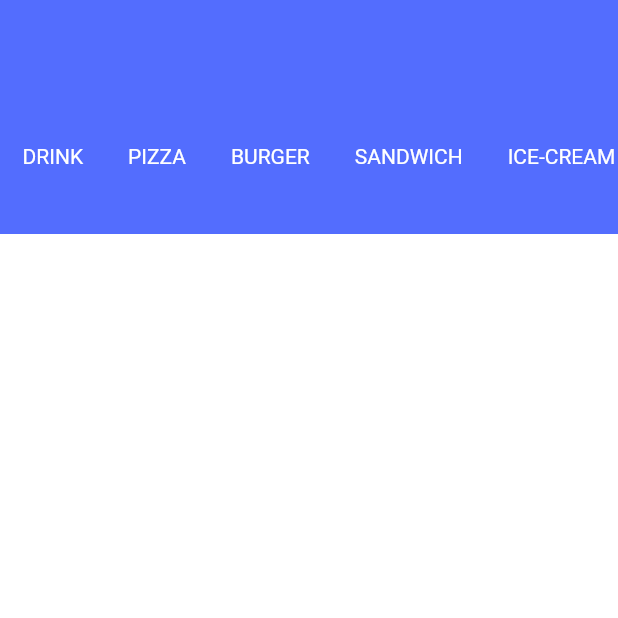
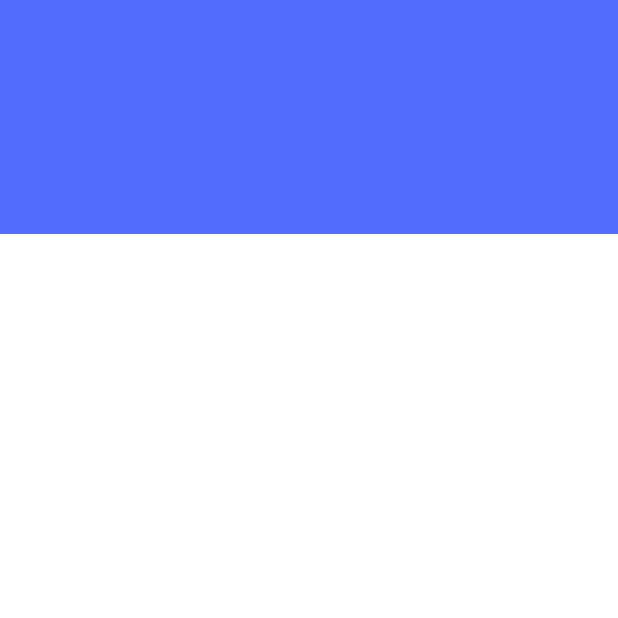
Before and after one commit to rupal-mathur1/food_order, a Flutter app: the screen it shows after launch, on a phone screen of 412 x 824 dp, the top half of it. Run offline on Flutter 3.47's test engine with Material 2 defaults, Android fonts, the phone set to English and light mode, and no system bars.

Commit message:
Update main.dart

```diff
--- a/lib/main.dart
+++ b/lib/main.dart
@@ -49,22 +49,6 @@ class _CategorySelectorState extends State<CategorySelector> {
     return Container(
       height: 100.0,
       color: Colors.indigoAccent ,
-      child: ListView.builder(
-        scrollDirection: Axis.horizontal,
-        itemCount: categories.length,
-        itemBuilder: (BuildContext context, int index){
-          return Padding(
-            padding: EdgeInsets.symmetric(
-              horizontal: 15.0,
-              vertical: 40.0,
-            ),
-            child: Text(categories[index],
-              style: TextStyle(
-                  color: Colors.white,),
-            ),
-          );
-        }
-      ),
-    );
+         );
   }
 }
```
